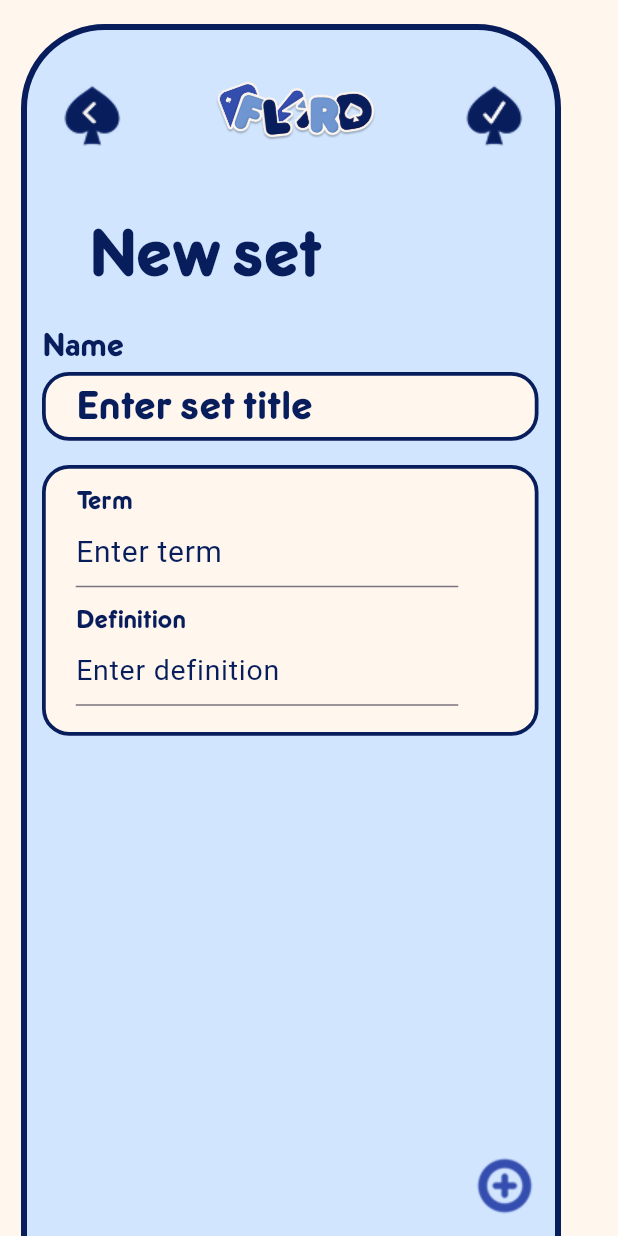
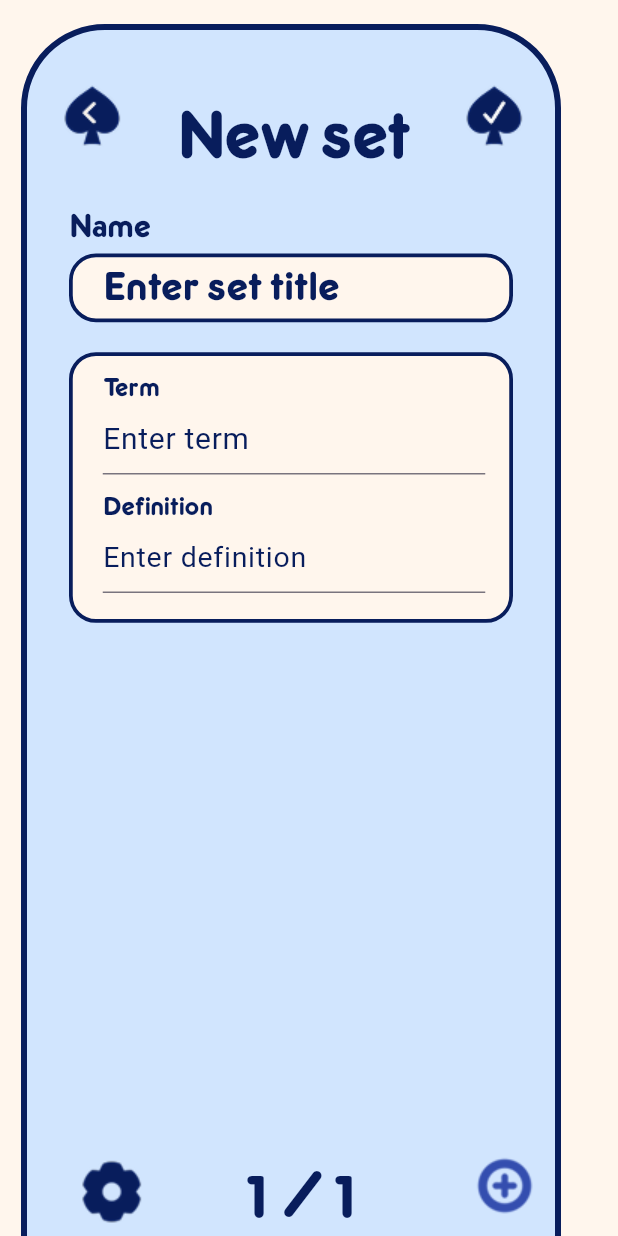
Before and after one commit to kat-katt/flards-github, a Flutter app: the CreateFlashcardSetPage screen opened directly, on a phone screen of 412 x 824 dp. Run offline on Flutter 3.47's test engine with Material 3 defaults, Android fonts, the light colour scheme and no system bars; our stand-ins replace cloud_firestore, firebase_auth, firebase_core, shared_preferences, smooth_page_indicator; accounts and stored records are empty; Roboto replaces fonts that are missing (Questrial).

Commit message:
Update create_flashcard_set_page.dart

```diff
--- a/lib/pages/create_flashcard_set_page.dart
+++ b/lib/pages/create_flashcard_set_page.dart
@@ -2,7 +2,7 @@
 import 'package:firebase_auth/firebase_auth.dart';
 import 'package:cloud_firestore/cloud_firestore.dart';
 import 'flashcard_set_preview_page.dart';
-import 'flashcard_settings_page.dart' as flashcard;
+import 'flashcard_settings_page.dart';
 
 class CreateFlashcardSetPage extends StatefulWidget {
   const CreateFlashcardSetPage({super.key});
@@ -10,11 +10,13 @@
   @override
   _CreateFlashcardSetPageState createState() => _CreateFlashcardSetPageState();
 }
-
 class _CreateFlashcardSetPageState extends State<CreateFlashcardSetPage> {
   final _titleController = TextEditingController();
   final List<Map<String, TextEditingController>> _cards = [
-    {'term': TextEditingController(), 'definition': TextEditingController()},
+    {
+      'term': TextEditingController(),
+      'definition': TextEditingController(),
+    },
   ];
 
   @override
@@ -38,18 +40,16 @@
 
   Future<void> _saveSet() async {
     if (_titleController.text.isEmpty) {
-      ScaffoldMessenger.of(
-        context,
-      ).showSnackBar(const SnackBar(content: Text('Please enter a set title')));
+      ScaffoldMessenger.of(context).showSnackBar(
+        const SnackBar(content: Text('Please enter a set title')),
+      );
       return;
     }
 
     for (var card in _cards) {
       if (card['term']!.text.isEmpty || card['definition']!.text.isEmpty) {
         ScaffoldMessenger.of(context).showSnackBar(
-          const SnackBar(
-            content: Text('All terms and definitions are required'),
-          ),
+          const SnackBar(content: Text('All terms and definitions are required')),
         );
         return;
       }
@@ -67,13 +67,10 @@
 
       final setData = {
         'title': _titleController.text,
-        'userId': user.uid,
+        'user_id': user.uid,
         'createdAt': FieldValue.serverTimestamp(),
         'folderId': null,
-        'visibility': 'only_me',
-        'editable_by': 'only_me',
-        'cards':
-            _cards.asMap().entries.map((entry) {
+        'cards': _cards.asMap().entries.map((entry) {
           final index = entry.key;
           final card = entry.value;
           return {
@@ -83,35 +80,19 @@
           };
         }).toList(),
       };
-      print('Saving set: $setData');
-      final docRef = await FirebaseFirestore.instance
-          .collection('sets')
-          .add(setData);
-
-      // Show SetOptions modal after saving
-      final result = await showGeneralDialog(
-        context: context,
-        barrierDismissible: true,
-        barrierLabel: 'Dismiss',
-        pageBuilder: (context, _, __) => flashcard.SetOptions(setId: docRef.id),
-      );
-
-      if (result != null &&
-          (result as Map<String, dynamic>)['deleted'] == true) {
-        Navigator.pop(context); // Return to previous page (e.g., Profile)
-      } else {
+      print('Saving set: $setData'); // Debug
+      final docRef = await FirebaseFirestore.instance.collection('sets').add(setData);
       Navigator.pushReplacement(
         context,
         MaterialPageRoute(
           builder: (context) => FlashcardSetPreviewPage(setId: docRef.id),
         ),
       );
-      }
     } catch (e) {
       print('Error: $e');
-      ScaffoldMessenger.of(
-        context,
-      ).showSnackBar(SnackBar(content: Text('Error saving set: $e')));
+      ScaffoldMessenger.of(context).showSnackBar(
+        SnackBar(content: Text('Error saving set: $e')),
+      );
     }
   }
 
@@ -121,7 +102,6 @@
       backgroundColor: const Color(0xFFFFF6ED),
       body: Stack(
         children: [
-          // Main content container
           Positioned(
             left: 14,
             top: 16,
@@ -131,34 +111,19 @@
               decoration: ShapeDecoration(
                 color: const Color(0xFFD1E5FE),
                 shape: RoundedRectangleBorder(
-                  side: const BorderSide(width: 4, color: Color(0xFF081D5C)),
+                  side: const BorderSide(
+                    width: 4,
+                    color: Color(0xFF081D5C),
+                  ),
                   borderRadius: BorderRadius.circular(56),
                 ),
               ),
-            ),
-          ),
-          // Logo
-          Positioned(
-            left: 141,
-            top: 50,
-            child: Container(
-              width: 111,
-              height: 44,
-              decoration: BoxDecoration(
-                image: const DecorationImage(
-                  image: AssetImage("assets/logo.png"),
-                  fit: BoxFit.fill,
-                ),
-              ),
-            ),
-          ),
-          // New set title
-          const Positioned(
-            left: 59,
-            top: 139,
-            child: SizedBox(
-              width: 273,
-              height: 56,
+              child: Column(
+                crossAxisAlignment: CrossAxisAlignment.start,
+                children: [
+                  const SizedBox(height: 40),
+                  const Padding(
+                    padding: EdgeInsets.only(left: 100),
                     child: Text(
                       'New set',
                       style: TextStyle(
@@ -169,11 +134,9 @@
                       ),
                     ),
                   ),
-          ),
-          // Set name input
-          Positioned(
-            left: 28,
-            top: 216,
+                  const SizedBox(height: 20),
+                  Padding(
+                    padding: const EdgeInsets.symmetric(horizontal: 28),
                     child: Column(
                       crossAxisAlignment: CrossAxisAlignment.start,
                       children: [
@@ -204,10 +167,7 @@
                             controller: _titleController,
                             decoration: const InputDecoration(
                               border: InputBorder.none,
-                      contentPadding: EdgeInsets.symmetric(
-                        horizontal: 20,
-                        vertical: 5,
-                      ),
+                              contentPadding: EdgeInsets.symmetric(horizontal: 20, vertical: 5),
                               hintText: 'Enter set title',
                               hintStyle: TextStyle(
                                 color: Color(0xFF081D5C),
@@ -227,22 +187,17 @@
                       ],
                     ),
                   ),
-          // Flashcard list
-          Positioned(
-            left: 28,
-            top: 300,
-            child: Container(
-              width: 331,
-              height: 450,
+                  const SizedBox(height: 20),
+                  Expanded(
                     child: ListView.builder(
-                padding: const EdgeInsets.only(top: 10),
+                      padding: const EdgeInsets.symmetric(horizontal: 28),
                       itemCount: _cards.length,
                       itemBuilder: (context, index) {
                         final card = _cards[index];
                         return Padding(
                           padding: const EdgeInsets.only(bottom: 20),
                           child: Container(
-                      width: 331,
+                            width: 340,
                             height: 180.45,
                             decoration: ShapeDecoration(
                               color: const Color(0xFFFFF6ED),
@@ -257,9 +212,8 @@
                             child: Column(
                               crossAxisAlignment: CrossAxisAlignment.start,
                               children: [
-                          // Term
                                 Padding(
-                            padding: const EdgeInsets.only(left: 20, top: 10),
+                                  padding: const EdgeInsets.only(left:20, top: 10),
                                   child: Column(
                                     crossAxisAlignment: CrossAxisAlignment.start,
                                     children: [
@@ -302,9 +256,8 @@
                                     ],
                                   ),
                                 ),
-                          // Definition
                                 Padding(
-                            padding: const EdgeInsets.only(left: 20, top: 10),
+                                  padding: const EdgeInsets.only(left:20, top: 10),
                                   child: Column(
                                     crossAxisAlignment: CrossAxisAlignment.start,
                                     children: [
@@ -354,8 +307,10 @@
                       },
                     ),
                   ),
+                ],
               ),
-          // Back button
+            ),
+          ),
           Positioned(
             left: 39,
             top: 55,
@@ -370,7 +325,6 @@
               ),
             ),
           ),
-          // Save/Done button
           Positioned(
             left: 307,
             top: 55,
@@ -383,17 +337,35 @@
               ),
             ),
           ),
-          // Card count
           Positioned(
-            left: 150,
-            top: 820,
+            left: 156,
+            top: 772,
             child: Text(
-              '${_cards.length} / ${_cards.length}',
+              '${_cards.length}/${_cards.length}',
               style: const TextStyle(
                 color: Color(0xFF081D5C),
                 fontSize: 35,
                 fontFamily: 'OPTIFrankfurter-Medium',
                 fontWeight: FontWeight.w500,
+              ),
+            ),
+          ),
+          Positioned(
+            left: 50,
+            top: 772,
+            child: GestureDetector(
+              onTap: () {
+                Navigator.push(
+                  context,
+                  MaterialPageRoute(
+                    builder: (context) => const SettingsPage(),
+                  ),
+                );
+              },
+              child: Image.asset(
+                'assets/icons/settings.png',
+                width: 49,
+                height: 45,
               ),
             ),
           ),
@@ -403,8 +375,7 @@
             top: 764,
             child: GestureDetector(
               onTap: _addCard,
-              child: Image.asset(
-                'assets/icons/add.png',
+              child: Image.asset('assets/icons/add.png',
                 width: 53,
                 height: 53,
                 color: const Color(0xFF344EAF),
```
Lines whose indentation alone changed are shown as unchanged.
